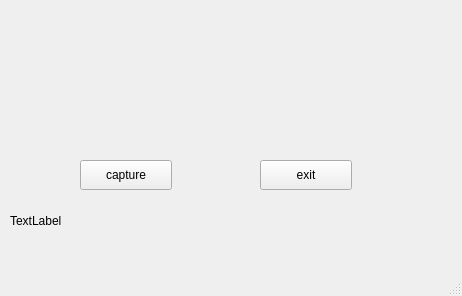
This is src/ui/MainWindow.ui in favor0629/palm_vein_system as Qt 5 draws it before an edit. The edited form follows.
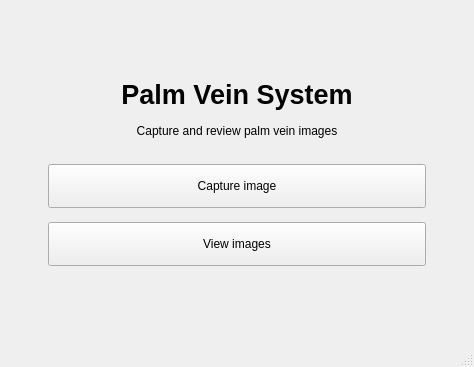
This is the edited form.

Patch:
```diff
--- a/src/ui/MainWindow.ui
+++ b/src/ui/MainWindow.ui
@@ -6,67 +6,149 @@
    <rect>
     <x>0</x>
     <y>0</y>
-    <width>462</width>
-    <height>296</height>
+    <width>474</width>
+    <height>367</height>
    </rect>
   </property>
   <property name="windowTitle">
    <string>MainWindow</string>
   </property>
-  <widget class="QWidget" name="centralwidget">
-   <widget class="QLabel" name="label_camera">
-    <property name="geometry">
-     <rect>
-      <x>40</x>
-      <y>40</y>
-      <width>361</width>
-      <height>101</height>
-     </rect>
-    </property>
-    <property name="text">
-     <string/>
-    </property>
-   </widget>
-   <widget class="QLabel" name="label_show_status">
-    <property name="geometry">
-     <rect>
-      <x>10</x>
-      <y>210</y>
-      <width>70</width>
-      <height>22</height>
-     </rect>
-    </property>
-    <property name="text">
-     <string>TextLabel</string>
-    </property>
-   </widget>
-   <widget class="QPushButton" name="button_capture">
-    <property name="geometry">
-     <rect>
-      <x>80</x>
-      <y>160</y>
-      <width>92</width>
-      <height>30</height>
-     </rect>
-    </property>
-    <property name="text">
-     <string>capture</string>
-    </property>
-   </widget>
-   <widget class="QPushButton" name="button_exit">
-    <property name="geometry">
-     <rect>
-      <x>260</x>
-      <y>160</y>
-      <width>92</width>
-      <height>30</height>
-     </rect>
-    </property>
-    <property name="text">
-     <string>exit</string>
-    </property>
-   </widget>
-  </widget>
+    <widget class="QWidget" name="centralwidget">
+     <layout class="QVBoxLayout" name="centralLayout">
+        <property name="spacing">
+         <number>0</number>
+        </property>
+        <property name="leftMargin">
+         <number>0</number>
+        </property>
+        <property name="topMargin">
+         <number>0</number>
+        </property>
+        <property name="rightMargin">
+         <number>0</number>
+        </property>
+        <property name="bottomMargin">
+         <number>0</number>
+        </property>
+        <item>
+         <widget class="QStackedWidget" name="stackedWidget">
+            <property name="currentIndex">
+             <number>0</number>
+            </property>
+            <widget class="QWidget" name="mainPage">
+             <layout class="QVBoxLayout" name="mainPageLayout">
+                <property name="spacing">
+                 <number>14</number>
+                </property>
+                <property name="leftMargin">
+                 <number>48</number>
+                </property>
+                <property name="topMargin">
+                 <number>48</number>
+                </property>
+                <property name="rightMargin">
+                 <number>48</number>
+                </property>
+                <property name="bottomMargin">
+                 <number>48</number>
+                </property>
+                <item>
+                 <spacer name="mainTopSpacer">
+                    <property name="orientation">
+                     <enum>Qt::Vertical</enum>
+                    </property>
+                    <property name="sizeHint" stdset="0">
+                     <size>
+                        <width>20</width>
+                        <height>40</height>
+                     </size>
+                    </property>
+                 </spacer>
+                </item>
+                <item>
+                 <widget class="QLabel" name="label_title">
+                    <property name="font">
+                     <font>
+                        <pointsize>20</pointsize>
+                        <bold>true</bold>
+                     </font>
+                    </property>
+                    <property name="text">
+                     <string>Palm Vein System</string>
+                    </property>
+                    <property name="alignment">
+                     <set>Qt::AlignCenter</set>
+                    </property>
+                 </widget>
+                </item>
+                <item>
+                 <widget class="QLabel" name="label_subtitle">
+                    <property name="text">
+                     <string>Capture and review palm vein images</string>
+                    </property>
+                    <property name="alignment">
+                     <set>Qt::AlignCenter</set>
+                    </property>
+                 </widget>
+                </item>
+                <item>
+                 <spacer name="mainMiddleSpacer">
+                    <property name="orientation">
+                     <enum>Qt::Vertical</enum>
+                    </property>
+                    <property name="sizeHint" stdset="0">
+                     <size>
+                        <width>20</width>
+                        <height>20</height>
+                     </size>
+                    </property>
+                 </spacer>
+                </item>
+                <item>
+                 <widget class="QPushButton" name="button_capture">
+                    <property name="minimumSize">
+                     <size>
+                        <width>0</width>
+                        <height>44</height>
+                     </size>
+                    </property>
+                    <property name="text">
+                     <string>Capture image</string>
+                    </property>
+                 </widget>
+                </item>
+                <item>
+                 <widget class="QPushButton" name="button_show_image">
+                    <property name="minimumSize">
+                     <size>
+                        <width>0</width>
+                        <height>44</height>
+                     </size>
+                    </property>
+                    <property name="text">
+                     <string>View images</string>
+                    </property>
+                 </widget>
+                </item>
+                <item>
+                 <spacer name="mainBottomSpacer">
+                    <property name="orientation">
+                     <enum>Qt::Vertical</enum>
+                    </property>
+                    <property name="sizeHint" stdset="0">
+                     <size>
+                        <width>20</width>
+                        <height>40</height>
+                     </size>
+                    </property>
+                 </spacer>
+                </item>
+             </layout>
+            </widget>
+         </widget>
+        </item>
+     </layout>
+    </widget>
   <widget class="QMenuBar" name="menubar">
    <property name="geometry">
     <rect>
```
Left out of the diff: 2 changed lines with no effect on the pictures.
